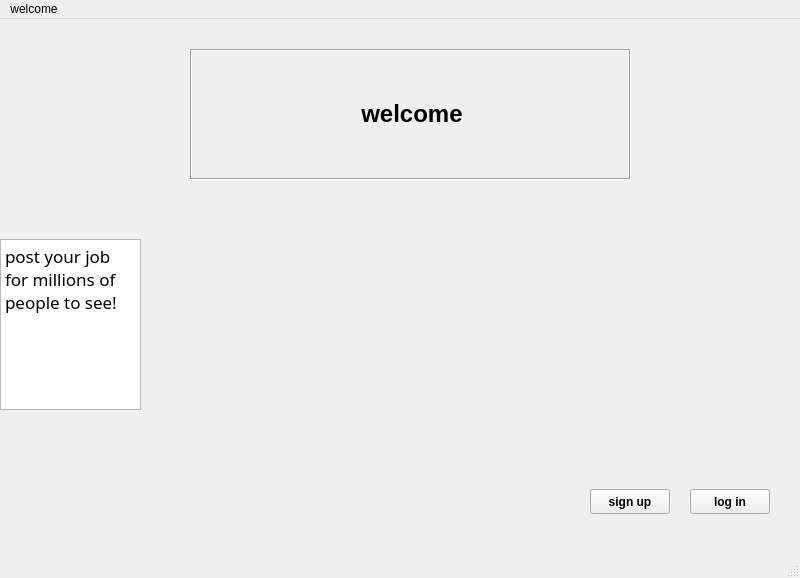
white-vessel/eyd-project, file welcome.ui: the form before one commit.
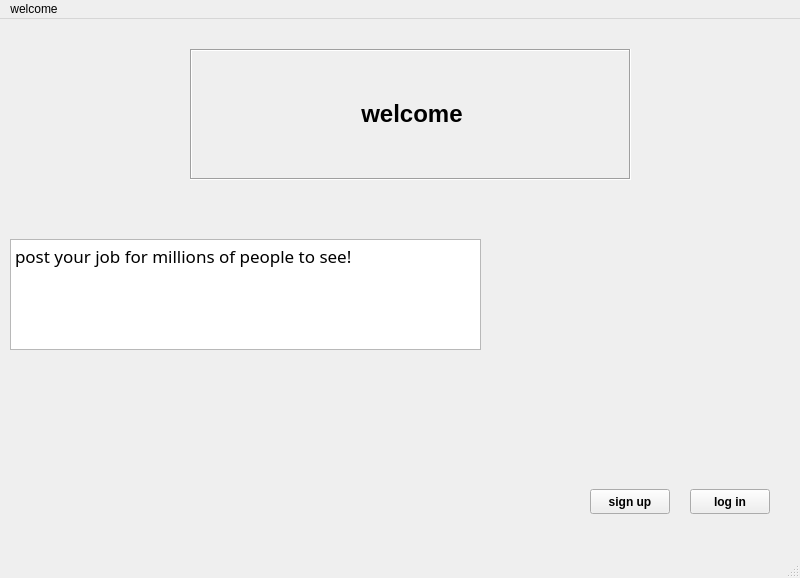
The form after the commit. Icons and pictures are not drawn.

```diff
--- a/welcome.ui
+++ b/welcome.ui
@@ -94,10 +94,10 @@
    <widget class="QPlainTextEdit" name="plainTextEdit">
     <property name="geometry">
      <rect>
-      <x>0</x>
+      <x>10</x>
       <y>220</y>
-      <width>141</width>
-      <height>171</height>
+      <width>471</width>
+      <height>111</height>
      </rect>
     </property>
     <property name="font">
```
